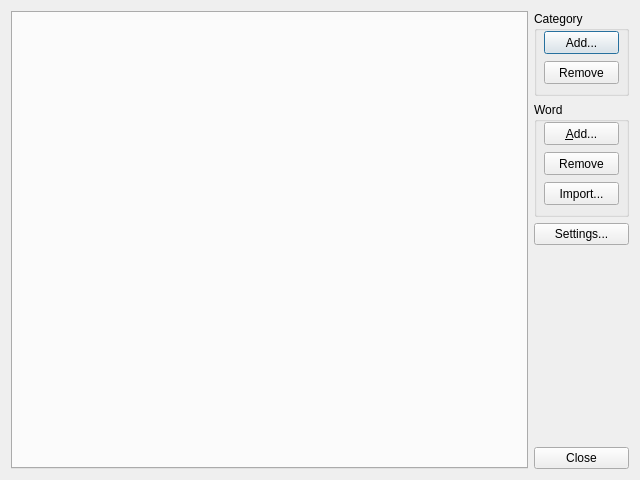
Before: the Qt Designer form source/vocabularymanagerdialog.ui in martin-kudlicka/vocabulary-master, drawn with Qt 5.
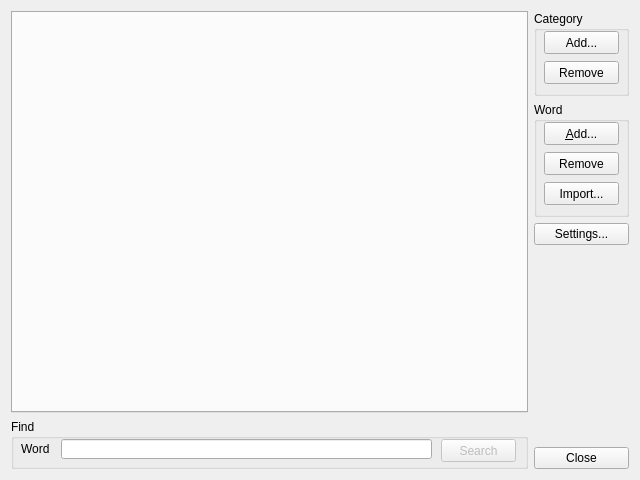
After: the same form once the commit is applied. Custom widgets are drawn as their Qt base class.

Commit message: + search for words in vocabulary

```diff
--- a/source/vocabularymanagerdialog.ui
+++ b/source/vocabularymanagerdialog.ui
@@ -15,11 +15,67 @@
   </property>
   <layout class="QHBoxLayout" name="horizontalLayout">
    <item>
-    <widget class="VocabularyTabWidget" name="vtwTabs">
-     <property name="currentIndex">
-      <number>-1</number>
-     </property>
-    </widget>
+    <layout class="QVBoxLayout" name="verticalLayout_2">
+     <item>
+      <widget class="VocabularyTabWidget" name="vtwTabs">
+       <property name="currentIndex">
+        <number>-1</number>
+       </property>
+      </widget>
+     </item>
+     <item>
+      <widget class="QGroupBox" name="groupBox_3">
+       <property name="minimumSize">
+        <size>
+         <width>0</width>
+         <height>50</height>
+        </size>
+       </property>
+       <property name="title">
+        <string>Find</string>
+       </property>
+       <widget class="QLineEdit" name="qleSearch">
+        <property name="geometry">
+         <rect>
+          <x>50</x>
+          <y>20</y>
+          <width>371</width>
+          <height>20</height>
+         </rect>
+        </property>
+       </widget>
+       <widget class="QLabel" name="label">
+        <property name="geometry">
+         <rect>
+          <x>10</x>
+          <y>23</y>
+          <width>46</width>
+          <height>13</height>
+         </rect>
+        </property>
+        <property name="text">
+         <string>Word</string>
+        </property>
+       </widget>
+       <widget class="QPushButton" name="qpbSearch">
+        <property name="enabled">
+         <bool>false</bool>
+        </property>
+        <property name="geometry">
+         <rect>
+          <x>430</x>
+          <y>20</y>
+          <width>75</width>
+          <height>23</height>
+         </rect>
+        </property>
+        <property name="text">
+         <string>Search</string>
+        </property>
+       </widget>
+      </widget>
+     </item>
+    </layout>
    </item>
    <item>
     <layout class="QVBoxLayout" name="verticalLayout">
```
The commit also changes 6 other files.
